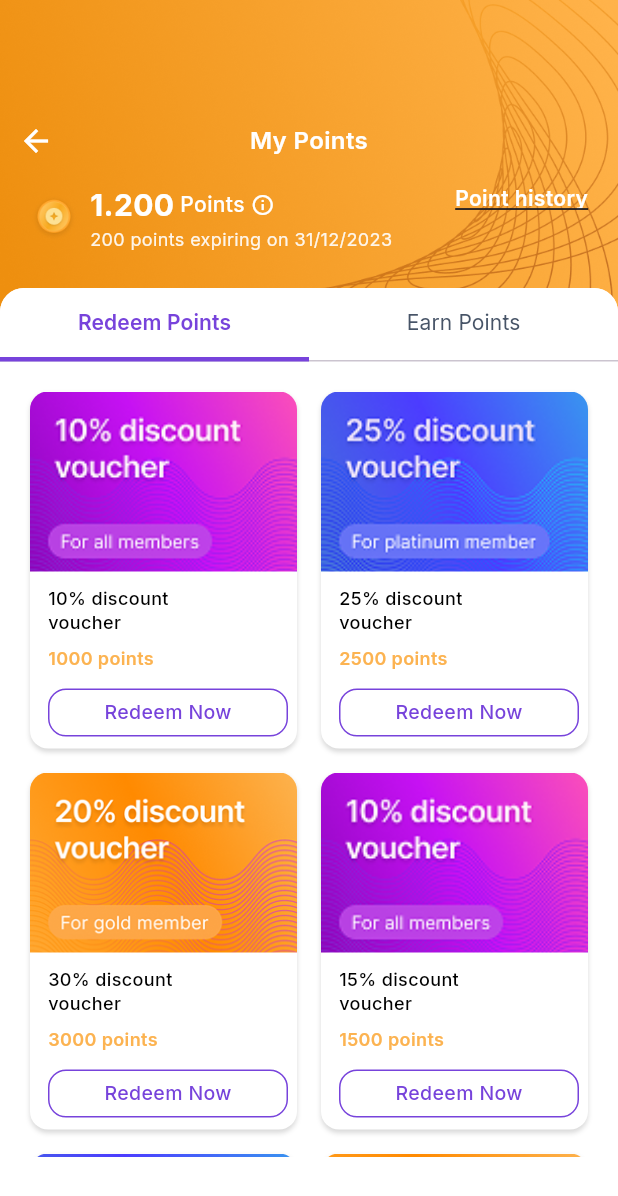
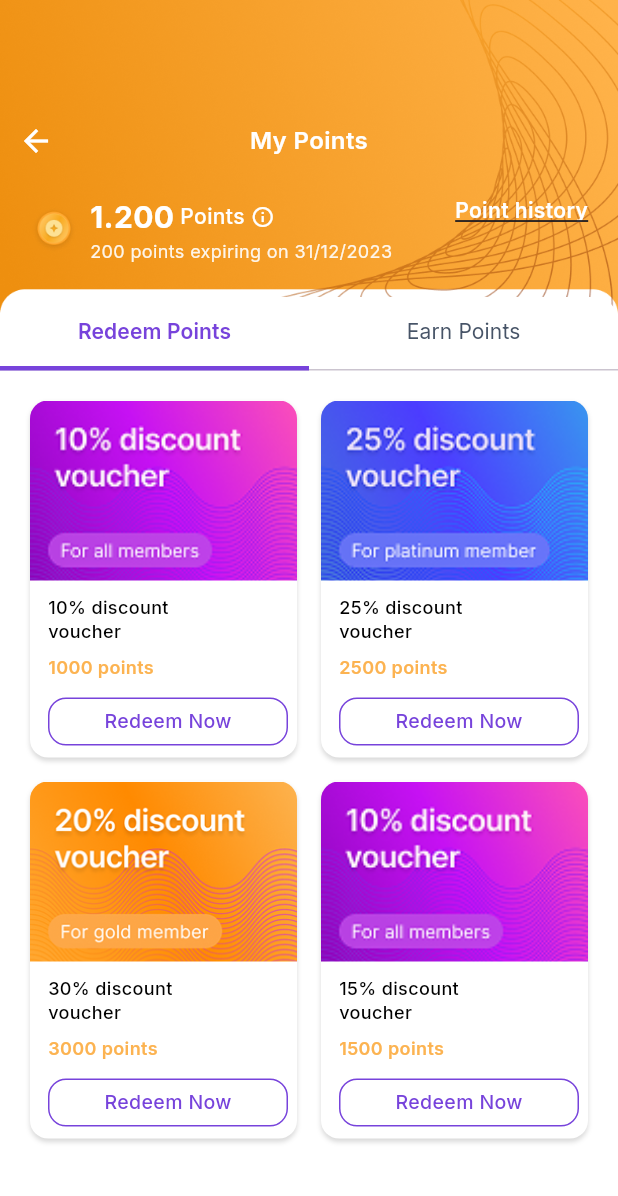
Before and after one commit to luthfan1234/mobile_loyality_app, a Flutter app: the PointScreen screen opened directly, on a phone screen of 412 x 824 dp. Shown: the top 1196 px of the screen. Run offline on Flutter 3.47's test engine with Material 3 defaults, Android fonts, the phone set to English and light mode, and no system bars; drawn by our look-alikes of flutter_animate; our stand-ins replace google_fonts.

Commit message:
Adjust spacing and layout in PointScreen for improved UI consistency

```diff
--- a/lib/screen/point_screen.dart
+++ b/lib/screen/point_screen.dart
@@ -49,17 +49,8 @@ class _PointScreenState extends State<PointScreen>
                   child: Column(
                     children: [
                       _buildAppBar(context),
-                      const SizedBox(height: 24),
+                      const SizedBox(height: 22),
                       Expanded(
-                        child: Container(
-                          width: double.infinity,
-                          decoration: const BoxDecoration(
-                            color: Colors.white,
-                            borderRadius: BorderRadius.only(
-                              topLeft: Radius.circular(16),
-                              topRight: Radius.circular(16),
-                            ),
-                          ),
                         child: Column(
                           children: [
                             Material(
@@ -80,8 +71,8 @@ class _PointScreenState extends State<PointScreen>
                                   0xFF7743DB,
                                 ), // Warna indicator
                                 indicatorWeight: 3.0, // Ketebalan indicator
-                                  indicatorSize: TabBarIndicatorSize
-                                      .tab, // Ukuran indicator
+                                indicatorSize:
+                                    TabBarIndicatorSize.tab, // Ukuran indicator
                                 labelColor: const Color(
                                   0xFF7743DB,
                                 ), // Warna teks aktif
@@ -108,7 +99,6 @@ class _PointScreenState extends State<PointScreen>
                               ),
                             ),
                           ],
-                          ),
                         ),
                       ),
                     ],
@@ -154,7 +144,7 @@ class _PointScreenState extends State<PointScreen>
             const SizedBox(width: 48), // supaya kiri & kanan balance
           ],
         ),
-        const SizedBox(height: 4),
+        const SizedBox(height: 12),
 
         // Row 2: Points + Link
         Padding(
```
Lines whose indentation alone changed are shown as unchanged.
